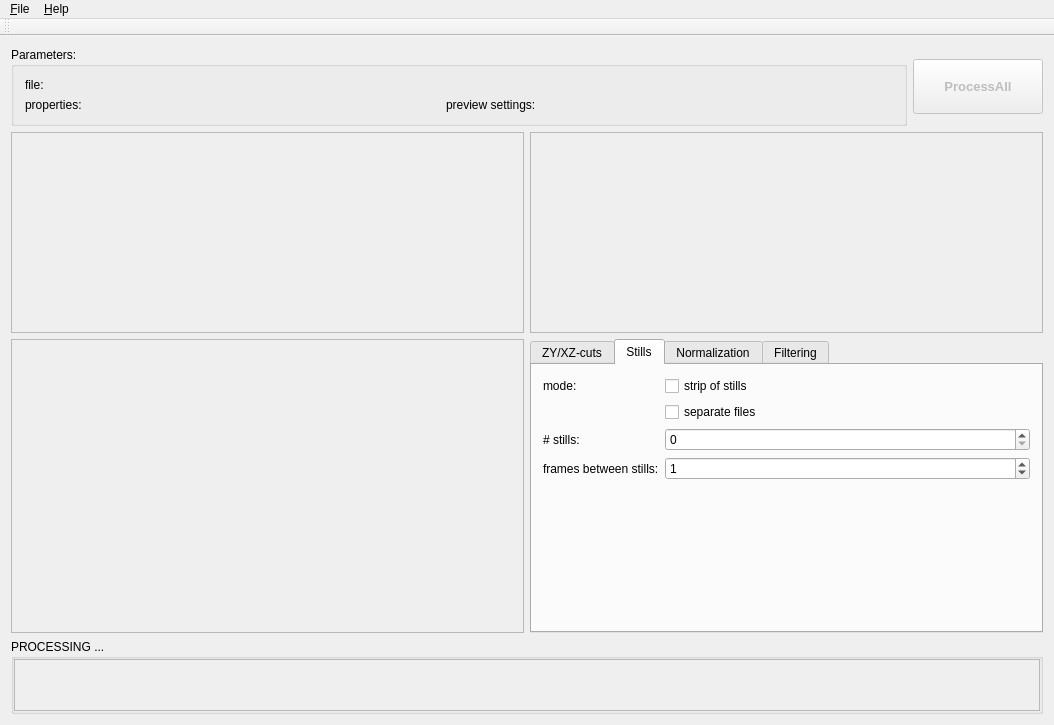
Before: the Qt Designer form SlitScanGenerator/mainwindow.ui in jkriege2/SlitScanGenerator, drawn with Qt 5.
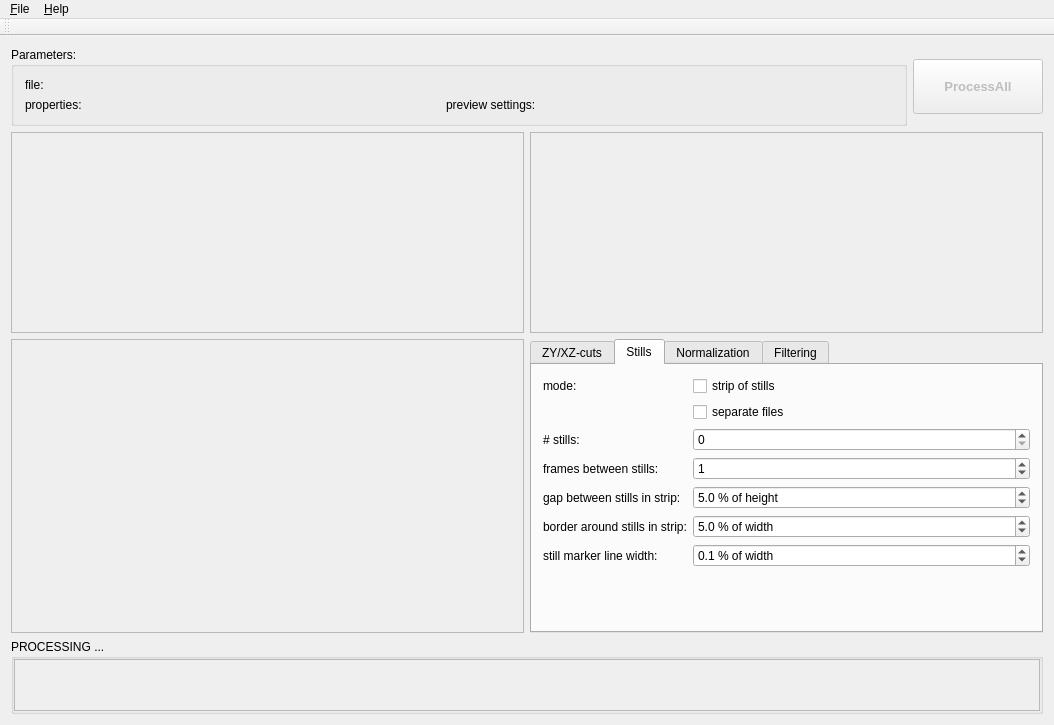
After: the same form once the commit is applied. The open tabs and pages were chosen to show the change. Icons and pictures are not drawn. Custom widgets are drawn as their Qt base class.

```diff
--- a/SlitScanGenerator/mainwindow.ui
+++ b/SlitScanGenerator/mainwindow.ui
@@ -241,6 +241,81 @@
           </property>
          </widget>
         </item>
+        <item row="4" column="0">
+         <widget class="QLabel" name="label_12">
+          <property name="text">
+           <string>gap between stills in strip:</string>
+          </property>
+         </widget>
+        </item>
+        <item row="4" column="1">
+         <widget class="QDoubleSpinBox" name="spinStillGap">
+          <property name="suffix">
+           <string> % of height</string>
+          </property>
+          <property name="decimals">
+           <number>1</number>
+          </property>
+          <property name="maximum">
+           <double>100.000000000000000</double>
+          </property>
+          <property name="value">
+           <double>5.000000000000000</double>
+          </property>
+         </widget>
+        </item>
+        <item row="5" column="0">
+         <widget class="QLabel" name="label_13">
+          <property name="text">
+           <string>border around stills in strip:</string>
+          </property>
+         </widget>
+        </item>
+        <item row="5" column="1">
+         <widget class="QDoubleSpinBox" name="spinStillBorder">
+          <property name="suffix">
+           <string> % of width</string>
+          </property>
+          <property name="decimals">
+           <number>1</number>
+          </property>
+          <property name="maximum">
+           <double>100.000000000000000</double>
+          </property>
+          <property name="value">
+           <double>5.000000000000000</double>
+          </property>
+         </widget>
+        </item>
+        <item row="6" column="0">
+         <widget class="QLabel" name="label_14">
+          <property name="text">
+           <string>still marker line width:</string>
+          </property>
+         </widget>
+        </item>
+        <item row="6" column="1">
+         <widget class="QDoubleSpinBox" name="spinStillLineWidth">
+          <property name="suffix">
+           <string> % of width</string>
+          </property>
+          <property name="decimals">
+           <number>1</number>
+          </property>
+          <property name="minimum">
+           <double>0.000000000000000</double>
+          </property>
+          <property name="maximum">
+           <double>100.000000000000000</double>
+          </property>
+          <property name="singleStep">
+           <double>0.050000000000000</double>
+          </property>
+          <property name="value">
+           <double>0.100000000000000</double>
+          </property>
+         </widget>
+        </item>
        </layout>
       </widget>
       <widget class="QWidget" name="tab">
```
Left out of the diff: 19 changed lines with no effect on the pictures.
